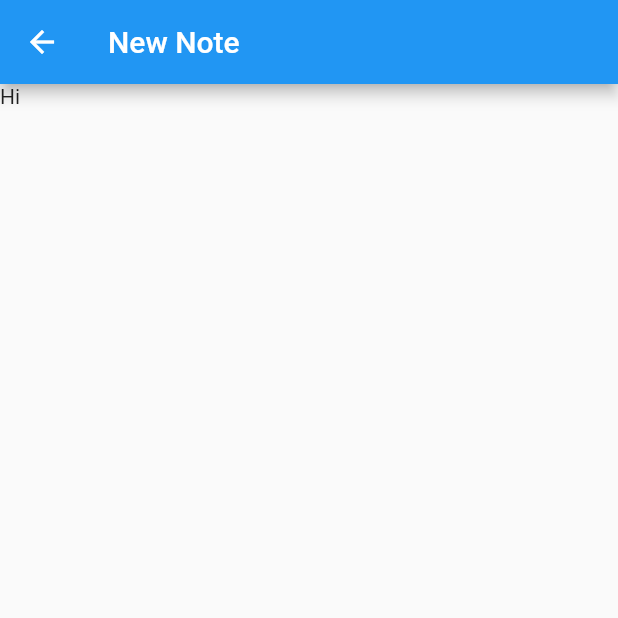
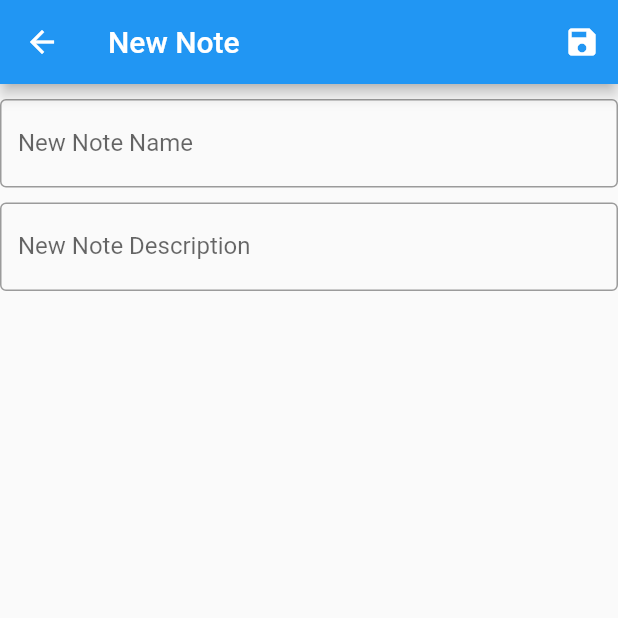
Before and after one commit to techbytesorg/app-design-repo, a Flutter app: the NewNoteView screen opened directly, on a phone screen of 412 x 824 dp, the top half of it. Run offline on Flutter 3.47's test engine with Material 2 defaults, Android fonts, the phone set to English and light mode, and no system bars.

Commit message:
June 27th, 2021

```diff
--- a/notes_app/lib/new_note_view.dart
+++ b/notes_app/lib/new_note_view.dart
@@ -1,21 +1,47 @@
 import 'package:flutter/material.dart';
+import 'data.dart';
 
 class NewNoteView extends StatelessWidget {
+  String _newNoteTitle = "";
+  String _newNoteDesc = "";
+
   @override
   Widget build(BuildContext context) {
     return Scaffold(
       appBar: AppBar(
         title: Text("New Note"),
+        actions: [
+          IconButton(
+            icon: Icon(Icons.save),
+            onPressed: () {
+              notes_storage.insert(0, Note(_newNoteTitle, _newNoteDesc, DateTime.now()));
+              Navigator.pop(context);
+            },
+          ),
+        ],
       ),
       body: Column(
         children: [
-          // TextField(
-          //   decoration: InputDecoration(
-          //     border: OutlineInputBorder(),
-          //     labelText: "New Note Name:",
-          //   ),
-          // ),
-          Text("Hi"),
+          SizedBox(height: 10),
+          TextField(
+            decoration: InputDecoration(
+              border: OutlineInputBorder(),
+              labelText: "New Note Name",
+            ),
+            onSubmitted: (String value)  {
+              _newNoteTitle = value;
+            },
+          ),
+          SizedBox(height: 10),
+          TextField(
+            decoration: InputDecoration(
+              border: OutlineInputBorder(),
+              labelText: "New Note Description",
+            ),
+            onSubmitted: (String value) {
+              _newNoteDesc = value;
+            },
+          ),
         ],
       ),
     );
```
Also changed, not shown: notes_app/lib/notes_list_view.dart (+20 -2 lines).
